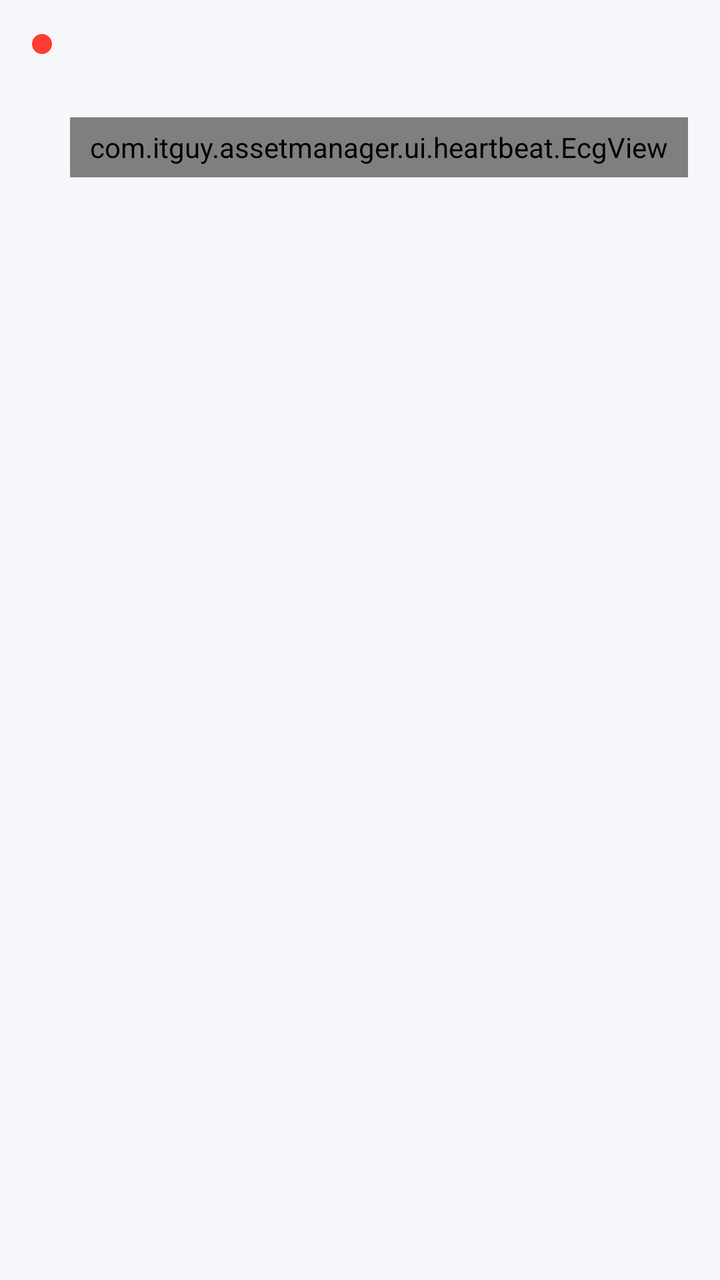
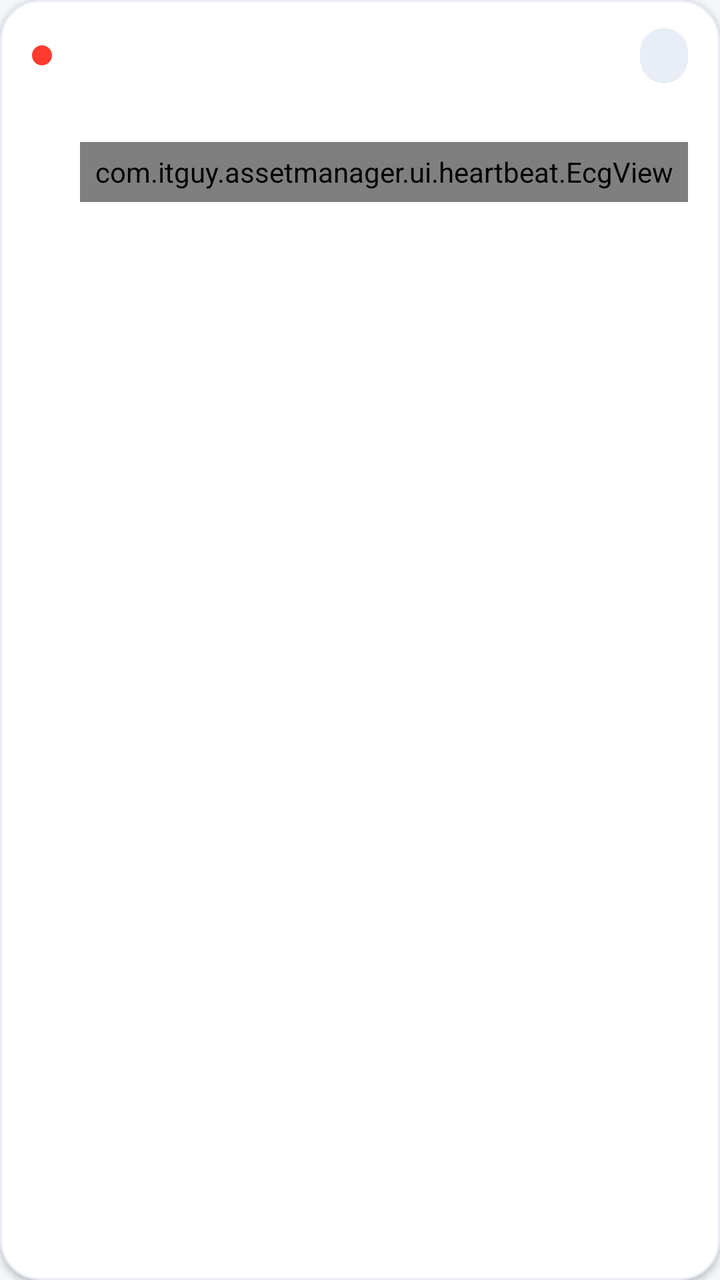

The first picture is an Android layout as it rendered before a commit; the second is the same layout after the commit. The layout source and the unified diff follow.
<!-- AndroidManifest.xml: application theme Theme.ItGuyAssets -->
<!-- res/layout/item_heartbeat.xml -->
<?xml version="1.0" encoding="utf-8"?>
<LinearLayout xmlns:android="http://schemas.android.com/apk/res/android"
    android:layout_width="match_parent"
    android:layout_height="wrap_content"
    android:orientation="vertical"
    android:background="?attr/selectableItemBackground"
    android:paddingHorizontal="16dp"
    android:paddingVertical="12dp">

    <LinearLayout
        android:layout_width="match_parent"
        android:layout_height="wrap_content"
        android:orientation="horizontal"
        android:gravity="center_vertical">

        <View
            android:id="@+id/statusDot"
            android:layout_width="10dp"
            android:layout_height="10dp"
            android:layout_marginEnd="9dp"
            android:background="@drawable/dot" />

        <TextView
            android:id="@+id/monName"
            android:layout_width="0dp"
            android:layout_height="wrap_content"
            android:layout_weight="1"
            android:textColor="@color/text"
            android:textSize="15sp"
            android:textStyle="bold"
            android:maxLines="1"
            android:ellipsize="end" />

        <TextView
            android:id="@+id/monUptime"
            android:layout_width="wrap_content"
            android:layout_height="wrap_content"
            android:layout_marginStart="8dp"
            android:textColor="@color/muted"
            android:textSize="12.5sp" />
    </LinearLayout>

    <TextView
        android:id="@+id/monTarget"
        android:layout_width="match_parent"
        android:layout_height="wrap_content"
        android:layout_marginTop="2dp"
        android:layout_marginStart="19dp"
        android:textColor="@color/muted"
        android:textSize="12.5sp"
        android:maxLines="1"
        android:ellipsize="end" />

    <TextView
        android:id="@+id/monError"
        android:layout_width="match_parent"
        android:layout_height="wrap_content"
        android:layout_marginTop="2dp"
        android:layout_marginStart="19dp"
        android:textColor="@color/hb_down"
        android:textSize="11.5sp"
        android:maxLines="2"
        android:ellipsize="end"
        android:visibility="gone" />

    <com.itguy.assetmanager.ui.heartbeat.EcgView
        android:id="@+id/ecg"
        android:layout_width="match_parent"
        android:layout_height="30dp"
        android:layout_marginTop="7dp"
        android:layout_marginStart="19dp" />
</LinearLayout>
<!-- resources referenced by this layout -->
<resources>
  <color name="hb_down">#E03B3B</color>
  <color name="muted">#5C6A80</color>
  <color name="text">#141B26</color>
  <color name="accent">#FF3B30</color>
  <style name="Base.Theme.ItGuyAssets" parent="Theme.Material3.DayNight.NoActionBar">
          <item name="colorPrimary">@color/accent</item>
          <item name="colorOnPrimary">@color/on_accent</item>
          <item name="colorPrimaryContainer">@color/accent_container</item>
          <item name="colorOnPrimaryContainer">@color/accent</item>
          <item name="colorSecondary">@color/accent</item>
          <item name="colorSecondaryContainer">@color/accent_container</item>
          <item name="colorOnSecondaryContainer">@color/accent</item>
          <item name="android:colorBackground">@color/bg</item>
          <item name="colorSurface">@color/surface</item>
          
          <item name="elevationOverlayEnabled">false</item>
          <item name="colorSurfaceVariant">@color/surface_variant</item>
          <item name="colorOnSurface">@color/text</item>
          <item name="colorOnSurfaceVariant">@color/muted</item>
          <item name="colorOutline">@color/outline</item>
          <item name="android:windowBackground">@color/bg</item>
          <item name="android:statusBarColor">@color/bg</item>
          <item name="android:navigationBarColor">@color/bg</item>
          
          <item name="materialButtonStyle">@style/Button.IT</item>
          <item name="materialCardViewStyle">@style/Card</item>
          <item name="floatingActionButtonStyle">@style/FabPrimary</item>
      </style>
  <color name="on_accent">#FFFFFF</color>
  <color name="bg">#F5F7FB</color>
  <color name="surface">#FFFFFF</color>
  <color name="outline">#DCE1EA</color>
  <color name="card">#FFFFFF</color>
  <color name="card_line">#E8ECF4</color>
  <!-- unchanged entries left out for length: 7 -->
</resources>

<!-- the commit's change to res/layout/item_heartbeat.xml (unified diff, before → after) -->
@@ -1,72 +1,96 @@
 <?xml version="1.0" encoding="utf-8"?>
-<LinearLayout xmlns:android="http://schemas.android.com/apk/res/android"
+<com.google.android.material.card.MaterialCardView
+    xmlns:android="http://schemas.android.com/apk/res/android"
+    xmlns:app="http://schemas.android.com/apk/res-auto"
     android:layout_width="match_parent"
     android:layout_height="wrap_content"
-    android:orientation="vertical"
-    android:background="?attr/selectableItemBackground"
-    android:paddingHorizontal="16dp"
-    android:paddingVertical="12dp">
+    android:layout_marginHorizontal="16dp"
+    android:layout_marginVertical="5dp"
+    android:clickable="true"
+    android:focusable="true"
+    app:cardBackgroundColor="@color/card"
+    app:cardCornerRadius="20dp"
+    app:cardElevation="2dp"
+    app:rippleColor="@color/chip_idle"
+    app:strokeColor="@color/card_line"
+    app:strokeWidth="1dp">
 
     <LinearLayout
         android:layout_width="match_parent"
         android:layout_height="wrap_content"
-        android:orientation="horizontal"
-        android:gravity="center_vertical">
+        android:orientation="vertical"
+        android:paddingStart="16dp"
+        android:paddingEnd="16dp"
+        android:paddingTop="14dp"
+        android:paddingBottom="14dp">
 
-        <View
-            android:id="@+id/statusDot"
-            android:layout_width="10dp"
-            android:layout_height="10dp"
-            android:layout_marginEnd="9dp"
-            android:background="@drawable/dot" />
+        <LinearLayout
+            android:layout_width="match_parent"
+            android:layout_height="wrap_content"
+            android:gravity="center_vertical"
+            android:orientation="horizontal">
+
+            <View
+                android:id="@+id/statusDot"
+                android:layout_width="10dp"
+                android:layout_height="10dp"
+                android:layout_marginEnd="14dp"
+                android:background="@drawable/dot" />
+
+            <TextView
+                android:id="@+id/monName"
+                android:layout_width="0dp"
+                android:layout_height="wrap_content"
+                android:layout_weight="1"
+                android:ellipsize="end"
+                android:maxLines="1"
+                android:textColor="@color/text_strong"
+                android:textSize="15.5sp"
+                android:textStyle="bold" />
+
+            <TextView
+                android:id="@+id/monUptime"
+                android:layout_width="wrap_content"
+                android:layout_height="wrap_content"
+                android:layout_marginStart="10dp"
+                android:background="@drawable/pill_idle"
+                android:paddingStart="12dp"
+                android:paddingEnd="12dp"
+                android:paddingTop="6dp"
+                android:paddingBottom="6dp"
+                android:textColor="@color/chip_idle_text"
+                android:textSize="11.5sp"
+                android:textStyle="bold" />
+        </LinearLayout>
 
         <TextView
-            android:id="@+id/monName"
-            android:layout_width="0dp"
+            android:id="@+id/monTarget"
+            android:layout_width="match_parent"
             android:layout_height="wrap_content"
-            android:layout_weight="1"
-            android:textColor="@color/text"
-            android:textSize="15sp"
-            android:textStyle="bold"
+            android:layout_marginStart="24dp"
+            android:layout_marginTop="3dp"
+            android:ellipsize="end"
             android:maxLines="1"
-            android:ellipsize="end" />
+            android:textColor="@color/text_soft"
+            android:textSize="12.5sp" />
 
         <TextView
-            android:id="@+id/monUptime"
-            android:layout_width="wrap_content"
+            android:id="@+id/monError"
+            android:layout_width="match_parent"
             android:layout_height="wrap_content"
-            android:layout_marginStart="8dp"
-            android:textColor="@color/muted"
-            android:textSize="12.5sp" />
+            android:layout_marginStart="24dp"
+            android:layout_marginTop="3dp"
+            android:ellipsize="end"
+            android:maxLines="2"
+            android:textColor="@color/hb_down"
+            android:textSize="11.5sp"
+            android:visibility="gone" />
+
+        <com.itguy.assetmanager.ui.heartbeat.EcgView
+            android:id="@+id/ecg"
+            android:layout_width="match_parent"
+            android:layout_height="30dp"
+            android:layout_marginStart="24dp"
+            android:layout_marginTop="9dp" />
     </LinearLayout>
-
-    <TextView
-        android:id="@+id/monTarget"
-        android:layout_width="match_parent"
-        android:layout_height="wrap_content"
-        android:layout_marginTop="2dp"
-        android:layout_marginStart="19dp"
-        android:textColor="@color/muted"
-        android:textSize="12.5sp"
-        android:maxLines="1"
-        android:ellipsize="end" />
-
-    <TextView
-        android:id="@+id/monError"
-        android:layout_width="match_parent"
-        android:layout_height="wrap_content"
-        android:layout_marginTop="2dp"
-        android:layout_marginStart="19dp"
-        android:textColor="@color/hb_down"
-        android:textSize="11.5sp"
-        android:maxLines="2"
-        android:ellipsize="end"
-        android:visibility="gone" />
-
-    <com.itguy.assetmanager.ui.heartbeat.EcgView
-        android:id="@+id/ecg"
-        android:layout_width="match_parent"
-        android:layout_height="30dp"
-        android:layout_marginTop="7dp"
-        android:layout_marginStart="19dp" />
-</LinearLayout>
+</com.google.android.material.card.MaterialCardView>
<!-- resource entries referenced after the edit -->
@@ -1,6 +1,14 @@
 <!-- resources referenced by this layout -->
 <resources>
   <color name="hb_down">#E03B3B</color>
+  <color name="text_soft">#667085</color>
+  <color name="text_strong">#101828</color>
+  <!-- drawable pill_idle (drawable) -->
+  <?xml version="1.0" encoding="utf-8"?>
+  <shape xmlns:android="http://schemas.android.com/apk/res/android" android:shape="rectangle">
+      <solid android:color="@color/chip_idle" />
+      <corners android:radius="100dp" />
+  </shape>
   <color name="muted">#5C6A80</color>
   <color name="text">#141B26</color>
   <color name="accent">#FF3B30</color>
@@ -27,13 +35,47 @@
           <item name="materialButtonStyle">@style/Button.IT</item>
           <item name="materialCardViewStyle">@style/Card</item>
           <item name="floatingActionButtonStyle">@style/FabPrimary</item>
+          <item name="materialAlertDialogTheme">@style/DialogTheme</item>
+          <item name="alertDialogTheme">@style/DialogTheme</item>
       </style>
   <color name="on_accent">#FFFFFF</color>
   <color name="bg">#F5F7FB</color>
   <color name="surface">#FFFFFF</color>
   <color name="outline">#DCE1EA</color>
+  <style name="DialogTheme" parent="ThemeOverlay.Material3.MaterialAlertDialog">
+          <item name="alertDialogStyle">@style/DialogBody</item>
+          <item name="android:windowMinWidthMajor">88%</item>
+          <item name="android:windowMinWidthMinor">88%</item>
+          <item name="colorSurface">@color/card</item>
+          <item name="android:colorBackground">@color/card</item>
+          <item name="materialAlertDialogTitleTextStyle">@style/DialogTitle</item>
+          <item name="buttonBarPositiveButtonStyle">@style/DialogButton</item>
+          <item name="buttonBarNegativeButtonStyle">@style/DialogButton</item>
+          <item name="buttonBarNeutralButtonStyle">@style/DialogButton</item>
+      </style>
+  <style name="DialogBody" parent="MaterialAlertDialog.Material3">
+          <item name="backgroundTint">@color/card</item>
+          <item name="shapeAppearanceOverlay">@style/DialogShape</item>
+      </style>
+  <style name="DialogTitle" parent="MaterialAlertDialog.Material3.Title.Text">
+          <item name="android:textColor">@color/text_strong</item>
+          <item name="android:textSize">19sp</item>
+          <item name="android:textStyle">bold</item>
+      </style>
+  <style name="DialogButton" parent="Widget.Material3.Button.TextButton.Dialog">
+          <item name="android:textColor">@color/accent</item>
+          <item name="android:textAllCaps">false</item>
+          <item name="android:textSize">14.5sp</item>
+          <item name="android:textStyle">bold</item>
+      </style>
+  <style name="DialogShape">
+          <item name="cornerFamily">rounded</item>
+          <item name="cornerSize">26dp</item>
+      </style>
   <color name="card">#FFFFFF</color>
   <color name="card_line">#E8ECF4</color>
+  <color name="chip_idle">#E9EDF6</color>
+  <color name="chip_idle_text">#5C6A80</color>
   <!-- unchanged entries left out for length: 7 -->
 </resources>
 
